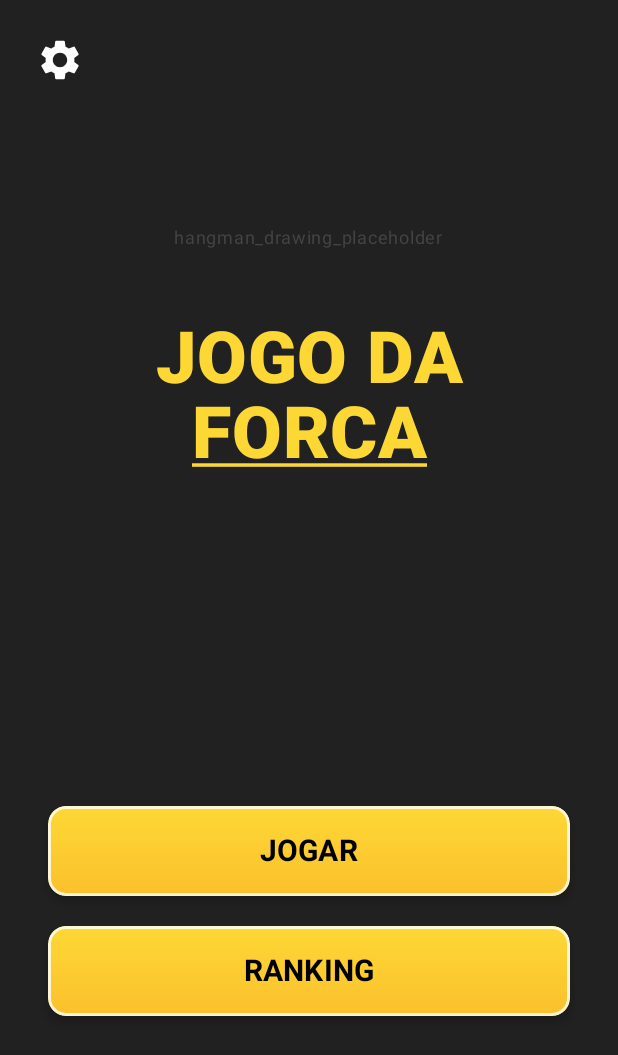
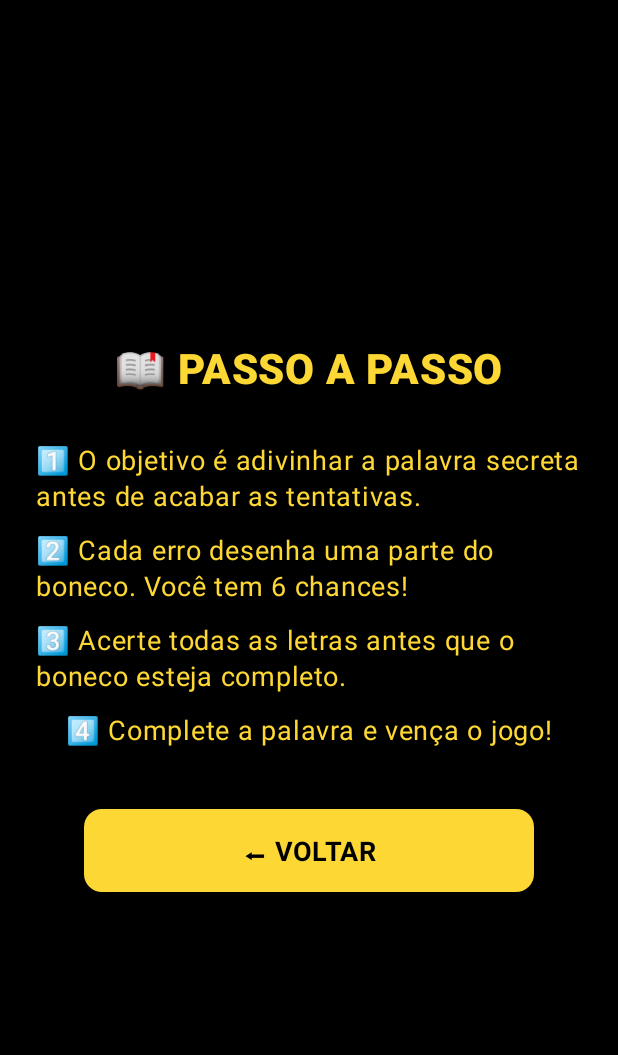
Before and after one commit to guillcodes/projetoForca, an Android app built with Jetpack Compose: the screen it shows after launch (MainActivity), after a tap on "Configurações", on a phone screen of 412 x 824 dp. Shown: the top 1055 px of the screen. Run offline under Robolectric (Android 15) with nearby library versions, the phone set to English and light mode, and no system bars.

Commit message:
update de rotas

```diff
--- a/app/src/main/java/com/example/projetoforca/navigation/AppNavigation.kt
+++ b/app/src/main/java/com/example/projetoforca/navigation/AppNavigation.kt
@@ -6,6 +6,7 @@ import androidx.navigation.NavHostController
 import androidx.navigation.compose.NavHost
 import androidx.navigation.compose.composable
 import androidx.navigation.compose.rememberNavController
+import com.example.projetoforca.ui.configuracoes.TelaConfiguracoes
 import com.example.projetoforca.ui.telaInicial.TelaInicial
 
 
@@ -19,9 +20,26 @@ fun AppNavigation() {
             TelaInicial(navController = navController)
         }
 
+        // --- ROTAS ADICIONADAS ---
+
+        // 2. ROTA PARA A TELA DE CONFIGURAÇÕES (chamada pelo ícone)
+        composable("configuracoes") {
+            TelaConfiguracoes(navController = navController)
+        }
+
+        // 3. ROTA PARA LOGIN/CADASTRO (chamada pelo botão "JOGAR")
+        composable("login/cadastro") {
+            // Você não forneceu esta tela, então usei um placeholder.
+            // Quando criar a TelaLogin, substitua este Text() por ela.
+            Text("Tela de Login/Cadastro (placeholder)")
+        }
+
+        // --- ROTAS QUE JÁ EXISTIAM ---
+
         composable("classificacao") {
             Text("Tela de Classificação (placeholder)")
         }
+
         composable("jogo") {
             Text("Tela de Jogo (placeholder)")
         }
--- a/app/src/main/java/com/example/projetoforca/ui/configuracoes/TelaClassificacao.kt
+++ /dev/null
@@ -1,4 +0,0 @@
-package com.example.projetoforca.ui.classificacao
-
-// TelaClassificacao.kt
-// Estrutura MVVM – arquivo base (placeholder)
--- a/app/src/main/java/com/example/projetoforca/ui/configuracoes/TelaConfiguracoes.kt
+++ b/app/src/main/java/com/example/projetoforca/ui/configuracoes/TelaConfiguracoes.kt
@@ -1,4 +1,95 @@
 package com.example.projetoforca.ui.configuracoes
 
-// TelaConfiguracoes.kt
-// Estrutura MVVM – arquivo base (placeholder)
+import androidx.compose.foundation.background
+import androidx.compose.foundation.layout.*
+import androidx.compose.foundation.shape.RoundedCornerShape
+import androidx.compose.material3.Button
+import androidx.compose.material3.ButtonDefaults
+import androidx.compose.material3.Surface
+import androidx.compose.material3.Text
+import androidx.compose.runtime.Composable
+import androidx.compose.ui.Alignment
+import androidx.compose.ui.Modifier
+import androidx.compose.ui.graphics.Color
+import androidx.compose.ui.text.font.FontWeight
+import androidx.compose.ui.unit.dp
+import androidx.compose.ui.unit.sp
+import androidx.navigation.NavHostController
+
+@Composable
+fun TelaConfiguracoes(
+    navController: NavHostController,
+    modifier: Modifier = Modifier
+) {
+    Surface(
+        modifier = modifier
+            .fillMaxSize()
+            .background(Color.Black), // Fundo preto
+        color = Color.Black
+    ) {
+        Column(
+            modifier = Modifier
+                .fillMaxSize()
+                .padding(24.dp),
+            horizontalAlignment = Alignment.CenterHorizontally,
+            verticalArrangement = Arrangement.Center
+        ) {
+            // Título
+            Text(
+                text = "📖 PASSO A PASSO",
+                fontSize = 28.sp,
+                fontWeight = FontWeight.ExtraBold,
+                color = Color(0xFFFDD835), // Amarelo vibrante
+                modifier = Modifier.padding(bottom = 32.dp)
+            )
+
+            // Passos do jogo
+            val textoAmarelo = Color(0xFFFDD835)
+
+            Text(
+                text = "1️⃣ O objetivo é adivinhar a palavra secreta antes de acabar as tentativas.",
+                fontSize = 18.sp,
+                color = textoAmarelo,
+                modifier = Modifier.padding(bottom = 12.dp)
+            )
+
+            Text(
+                text = "2️⃣ Cada erro desenha uma parte do boneco. Você tem 6 chances!",
+                fontSize = 18.sp,
+                color = textoAmarelo,
+                modifier = Modifier.padding(bottom = 12.dp)
+            )
+
+            Text(
+                text = "3️⃣ Acerte todas as letras antes que o boneco esteja completo.",
+                fontSize = 18.sp,
+                color = textoAmarelo,
+                modifier = Modifier.padding(bottom = 12.dp)
+            )
+
+            Text(
+                text = "4️⃣ Complete a palavra e vença o jogo!",
+                fontSize = 18.sp,
+                color = textoAmarelo,
+                modifier = Modifier.padding(bottom = 40.dp)
+            )
+
+            Button(
+                onClick = { navController.popBackStack() },
+                modifier = Modifier
+                    .fillMaxWidth()
+                    .height(55.dp)
+                    .padding(horizontal = 32.dp),
+                shape = RoundedCornerShape(12.dp),
+                colors = ButtonDefaults.buttonColors(containerColor = Color(0xFFFDD835))
+            ) {
+                Text(
+                    text = "⬅ VOLTAR",
+                    color = Color.Black,
+                    fontSize = 18.sp,
+                    fontWeight = FontWeight.Bold
+                )
+            }
+        }
+    }
+}
--- a/app/src/main/java/com/example/projetoforca/ui/telaInicial/TelaInicial.kt
+++ b/app/src/main/java/com/example/projetoforca/ui/telaInicial/TelaInicial.kt
@@ -59,12 +59,8 @@ fun TelaInicial(
                 verticalArrangement = Arrangement.Center
             ) {
 
-                Spacer(modifier = Modifier.weight(1f))
-                Text(
-                    text = "hangman_drawing_placeholder",
-                    color = Color.DarkGray,
-                    fontSize = 12.sp
-                )
+                Spacer(modifier = Modifier.weight(2f))
+
                 Spacer(modifier = Modifier.height(40.dp))
                 Text(
                     text = buildAnnotatedString {
@@ -99,7 +95,6 @@ fun TelaInicial(
         }
     }
 }
-
 @Composable
 private fun BotaoAmareloEstilizado(
     texto: String,
```
